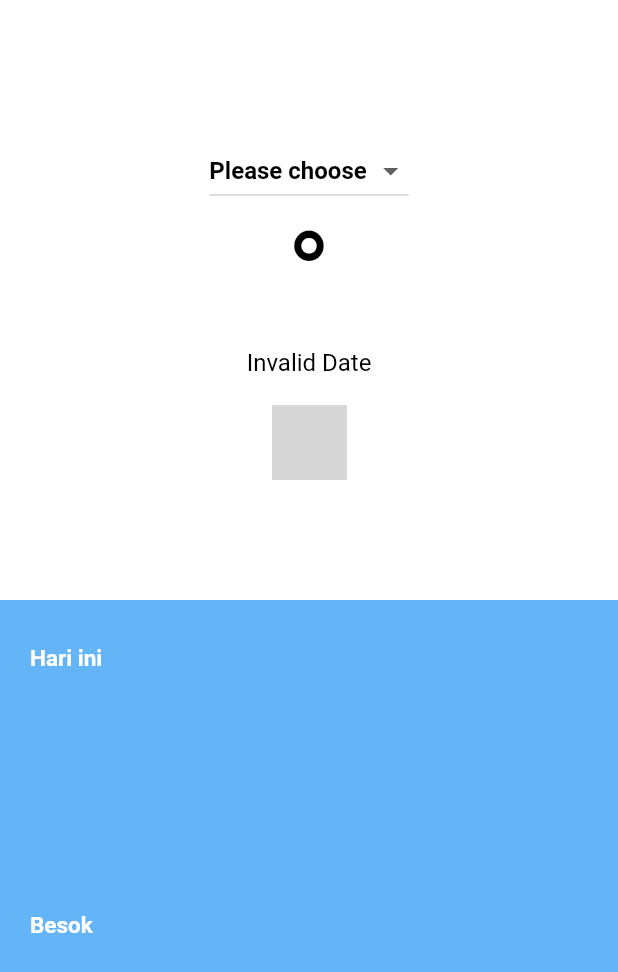
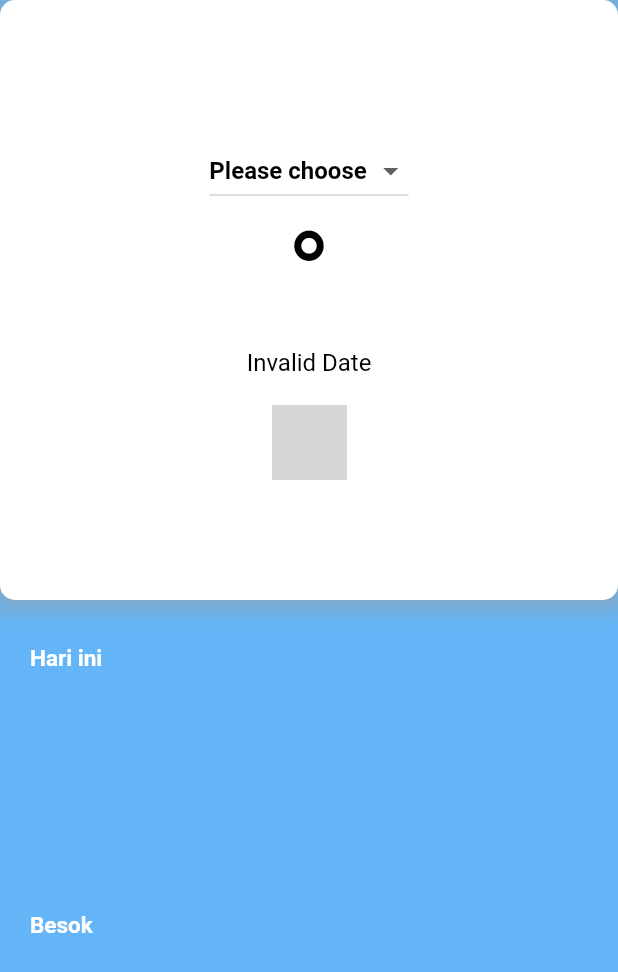
Before and after one commit to 47hitman/perkiraan_cuaca_bmkg, a Flutter app: the screen it shows after launch, on a phone screen of 412 x 824 dp. Shown: the top 972 px of the screen. Run offline on Flutter 3.47's test engine with Material 2 defaults, Android fonts, the phone set to English and light mode, and no system bars; our stand-ins replace geolocator, permission_handler; network calls fail; grey boxes are pictures that could not be loaded.

Commit message:
stlye home

```diff
--- a/lib/home_screen.dart
+++ b/lib/home_screen.dart
@@ -1,12 +1,9 @@
 // ignore_for_file: library_private_types_in_public_api
-
-import 'dart:typed_data';
 
 import 'package:flutter/material.dart';
 import 'package:geolocator/geolocator.dart';
 import 'package:perkiraan_cuaca_bmkg/services/endpoint.dart';
 import 'package:intl/intl.dart';
-import 'package:http/http.dart' as http;
 
 class HomeScreen extends StatefulWidget {
   @override
@@ -23,12 +20,10 @@ class _HomeScreenState extends State<HomeScreen> {
   String waktu = "";
   String suhu = "";
   String cuaca = "";
-  int _selectedIndex = 0;
   String? weatherStatus;
   @override
   void initState() {
     super.initState();
-
     _fetchCurrentLocation();
   }
 
@@ -44,13 +39,6 @@ class _HomeScreenState extends State<HomeScreen> {
     }
   }
 
-  void _onItemTapped(int index) {
-    setState(() {
-      _selectedIndex = index;
-    });
-  }
-
-  Uint8List? _imageBytes;
   Future<void> _fetchNearestCity(double latitude, double longitude) async {
     try {
       List<dynamic> data = await Endpoint.instance.kodewilayah();
@@ -128,7 +116,24 @@ class _HomeScreenState extends State<HomeScreen> {
     try {
       var value = await Endpoint.instance.cuacawilayah(id);
       setState(() {
-        print('Value from cuacawilayah: $value');
+        weatherData = value;
+
+        // Assuming weatherData is a list of maps
+        if (weatherData!.isNotEmpty) {
+          // Accessing the first map in the list to get the data
+          Map<String, dynamic> firstData = weatherData![0];
+
+          // Extracting and setting values
+          cuaca = firstData['cuaca'] ?? 'N/A';
+          idcuaca = firstData['kodeCuaca'] ?? 'N/A';
+          suhu = firstData['tempC'] ?? 'N/A';
+          waktu = firstData['jamCuaca'] ?? 'N/A';
+        }
+        print(cuaca);
+        print(idcuaca);
+        print(suhu);
+        print(waktu);
+        print('Value from cuacawilayah: $weatherData');
         // Update the value and selectedKota after fetching data
       });
     } catch (error) {
@@ -158,57 +163,7 @@ class _HomeScreenState extends State<HomeScreen> {
         backgroundColor: Colors.blue.withOpacity(0.7),
         body: Column(
           children: [
-            Container(
-              height: 400,
-              color: Colors.white,
-              child: Column(
-                children: [
-                  SizedBox(
-                    height: 90,
-                  ),
-                  dropdownitem(),
-                  Text(
-                    '$suhu°',
-                    style: const TextStyle(
-                      color: Colors.black,
-                      fontSize: 80,
-                    ),
-                  ),
-                  Text(
-                    formatDateToWords(waktu),
-                    style: const TextStyle(
-                      color: Colors.black,
-                      fontSize: 16,
-                    ),
-                  ),
-                  Text(
-                    cuaca,
-                    style: const TextStyle(
-                      fontSize: 16,
-                      color: Colors.black,
-                    ),
-                  ),
-                  if (idcuaca != 'N/A')
-                    Image.network(
-                      'https://ibnux.github.io/BMKG-importer/icon/$idcuaca.png',
-                      width: 50, // You can adjust the size as needed
-                      height: 50,
-                    ),
-                  Row(
-                    children: [
-                      if (weatherStatus != null)
-                        Text(
-                          'Weather Status: $weatherStatus', // Display the fetched weather status
-                          style: const TextStyle(
-                            color: Colors.black,
-                            fontSize: 18,
-                          ),
-                        ),
-                    ],
-                  ),
-                ],
-              ),
-            ),
+            tophome(),
             Container(
               child: Column(
                 mainAxisAlignment: MainAxisAlignment.center,
@@ -311,14 +266,6 @@ class _HomeScreenState extends State<HomeScreen> {
                   color: Colors.white,
                 ),
               ),
-              SizedBox(height: 4),
-              // Text(
-              //   weather['cuaca'] ?? 'N/A',
-              //   style: const TextStyle(
-              //     fontSize: 18,
-              //     fontWeight: FontWeight.bold,
-              //   ),
-              // ),
               SizedBox(height: 8),
               if (weatherCode != 'N/A')
                 Image.network(
@@ -337,6 +284,73 @@ class _HomeScreenState extends State<HomeScreen> {
             ],
           ),
         ),
+      ),
+    );
+  }
+
+  Widget tophome() {
+    return Container(
+      decoration: BoxDecoration(
+        color: Colors.white,
+        borderRadius: BorderRadius.circular(10), // Add the border radius here
+        boxShadow: [
+          BoxShadow(
+            color: Colors.grey.withOpacity(0.5),
+            spreadRadius: 5,
+            blurRadius: 10,
+            offset: Offset(0, 3),
+          ),
+        ],
+        // You can add other properties like gradients, borders, etc.
+      ),
+      height: 400,
+      // color: Colors.white,
+      child: Column(
+        children: [
+          SizedBox(
+            height: 90,
+          ),
+          dropdownitem(),
+          Text(
+            '$suhu°',
+            style: const TextStyle(
+              color: Colors.black,
+              fontSize: 80,
+            ),
+          ),
+          Text(
+            formatDateToWords(waktu),
+            style: const TextStyle(
+              color: Colors.black,
+              fontSize: 16,
+            ),
+          ),
+          Text(
+            cuaca,
+            style: const TextStyle(
+              fontSize: 16,
+              color: Colors.black,
+            ),
+          ),
+          if (idcuaca != 'N/A')
+            Image.network(
+              'https://ibnux.github.io/BMKG-importer/icon/$idcuaca.png',
+              width: 50, // You can adjust the size as needed
+              height: 50,
+            ),
+          Row(
+            children: [
+              if (weatherStatus != null)
+                Text(
+                  'Weather Status: $weatherStatus', // Display the fetched weather status
+                  style: const TextStyle(
+                    color: Colors.black,
+                    fontSize: 18,
+                  ),
+                ),
+            ],
+          ),
+        ],
       ),
     );
   }
```
